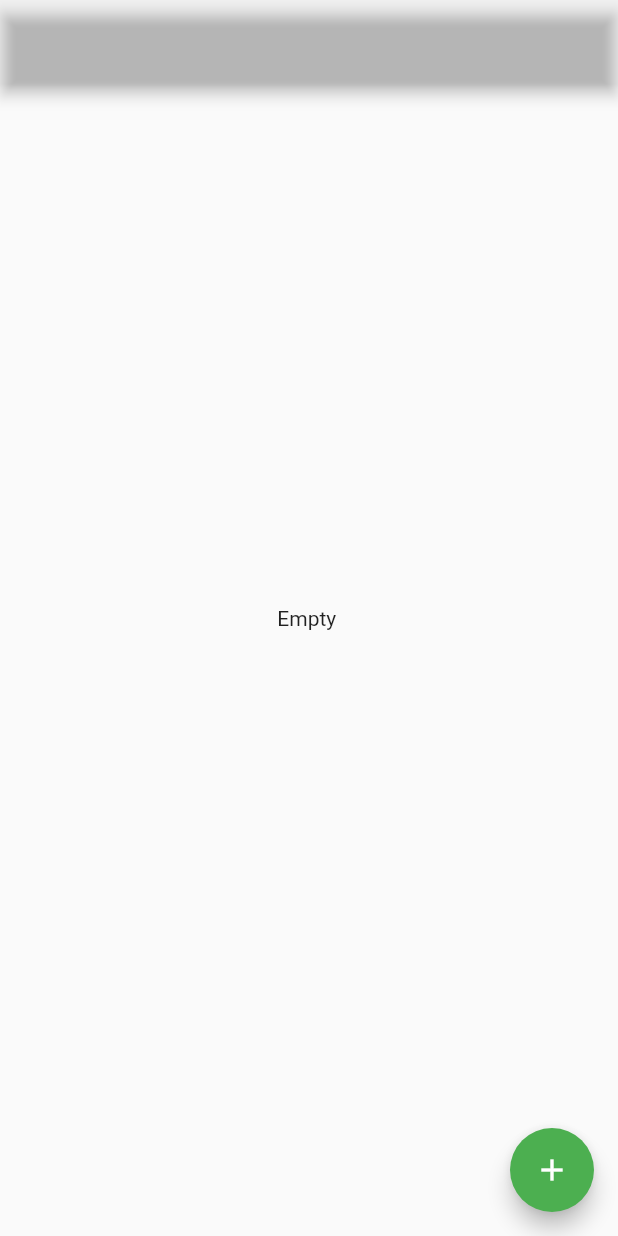
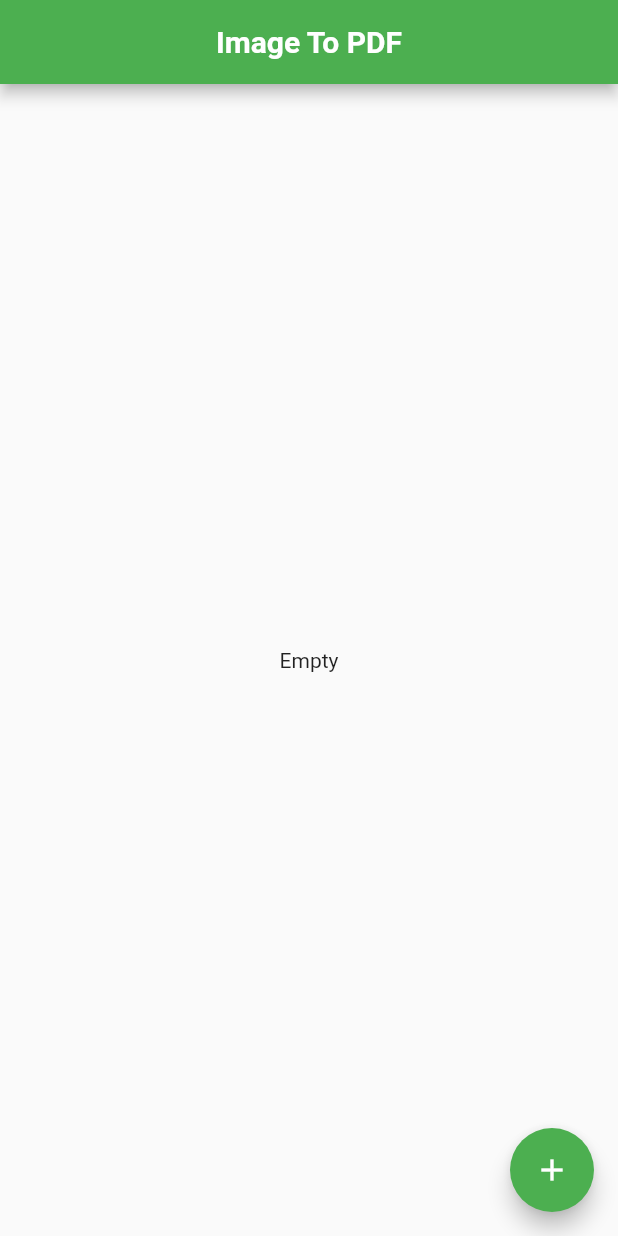
Before and after one commit to Maxvyr/Image_to_PDF, a Flutter app: the screen it shows after launch, on a phone screen of 412 x 824 dp. Run offline on Flutter 3.47's test engine with Material 2 defaults, Android fonts, the phone set to English and light mode, and no system bars; our stand-ins replace image_picker, open_file, pdf.

Commit message:
design home page

```diff
--- a/lib/views/home_page.dart
+++ b/lib/views/home_page.dart
@@ -11,24 +11,45 @@ class MyHomePage extends StatefulWidget {
 
 class _MyHomePageState extends State<MyHomePage> {
   XFile? _imageFile;
+  final _radius = 50.0;
 
   @override
   Widget build(BuildContext context) {
     return Scaffold(
-      extendBodyBehindAppBar: true,
       appBar: AppBar(
-        backgroundColor: Colors.transparent,
+        centerTitle: true,
+        title: const Text(
+          "Image To PDF",
+          style: TextStyle(
+            fontWeight: FontWeight.w600,
+          ),
+        ),
       ),
       body: Center(
           child: (_imageFile == null)
-              ? const SelectableText(
+              ? const Text(
                   "Empty",
                 )
               : SingleChildScrollView(
                   child: Column(
                     children: [
-                      Image.file(
-                        File(_imageFile!.path),
+                      Card(
+                        elevation: 12.0,
+                        shape: RoundedRectangleBorder(
+                          borderRadius: BorderRadius.circular(_radius),
+                        ),
+                        child: SizedBox(
+                          height: MediaQuery.of(context).size.height * 0.7,
+                          child: ClipRRect(
+                            borderRadius: BorderRadius.circular(_radius),
+                            child: Image.file(
+                              File(_imageFile!.path),
+                            ),
+                          ),
+                        ),
+                      ),
+                      const SizedBox(
+                        height: 20.0,
                       ),
                       ElevatedButton(
                         onPressed: () {
```
